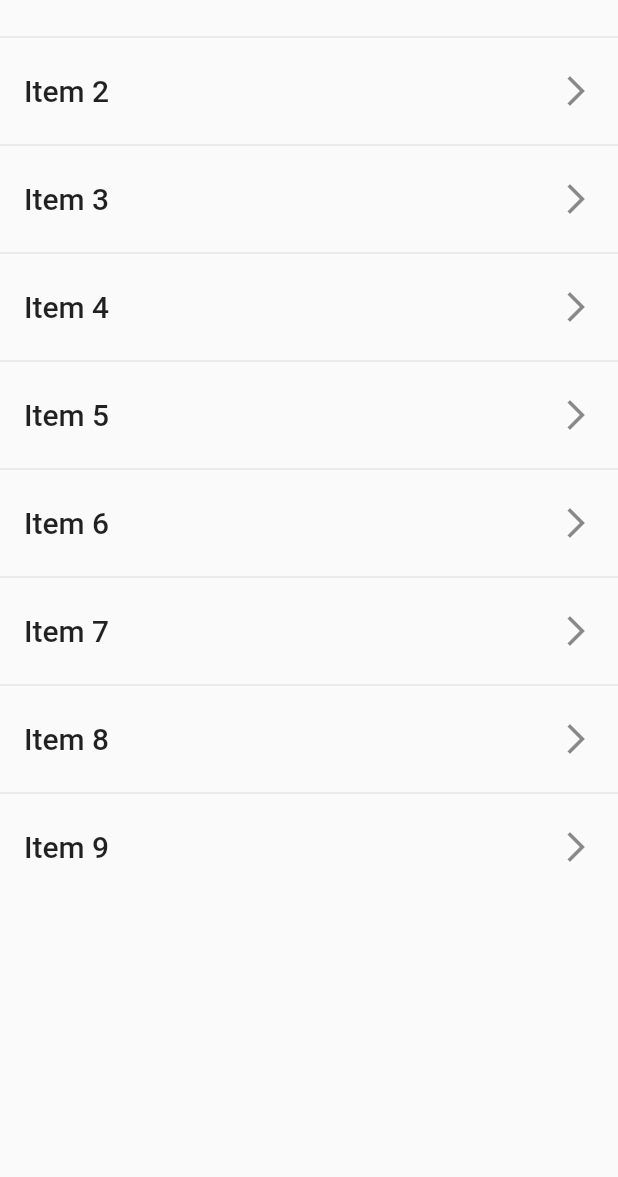
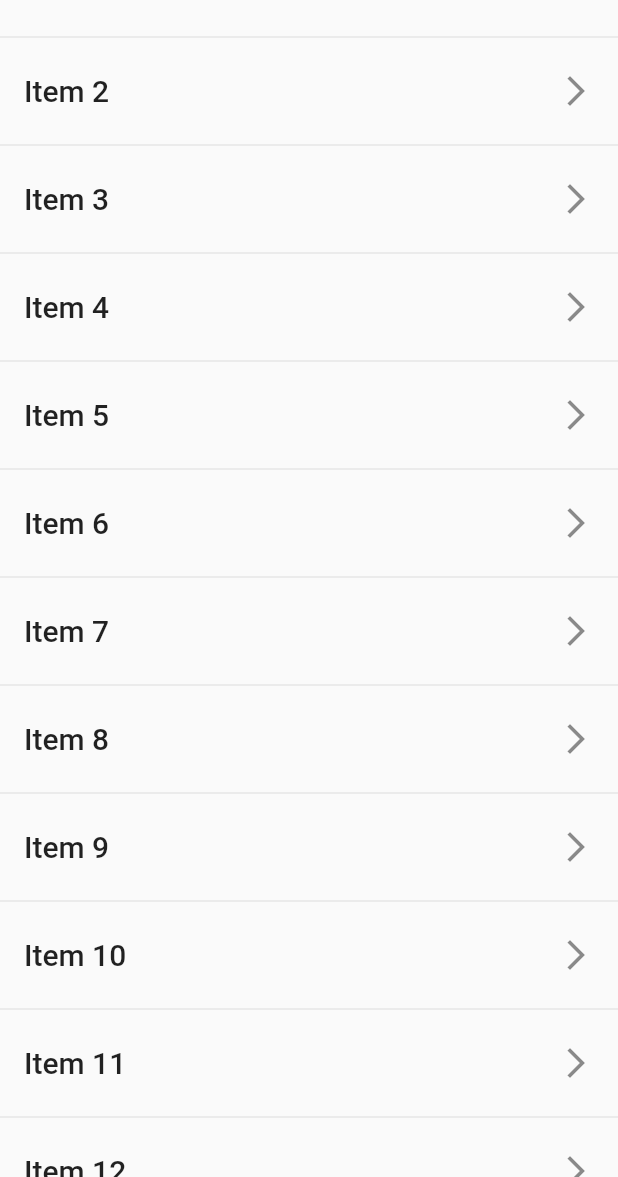
Before and after one commit to RShpd/master_detail_layouts, a Flutter app: the screen it shows after launch, on a phone screen of 412 x 824 dp, the part 59-1236 px from its top. Run offline on Flutter 3.47's test engine with Material 2 defaults, Android fonts, the light colour scheme and no system bars.

Commit message:
Update mock data

```diff
--- a/lib/mock_data/item_list.dart
+++ b/lib/mock_data/item_list.dart
@@ -10,4 +10,9 @@ const List<Item> kItemList = [
   Item('Item 7', r"It is a long established fact that a reader will be distracted by the readable content of Item 7 when looking at its layout. The point of using Lorem Ipsum is that it has a more-or-less normal distribution of letters, as opposed to using Content here, content here, making it look like readable English. Many desktop publishing packages and web page editors now use Lorem Ipsum as their default model text, and a search for 'lorem ipsum' will uncover many web sites still in their infancy. Various versions have evolved over the years, sometimes by accident, sometimes on purpose (injected humour and the like)."),
   Item('Item 8', r"It is a long established fact that a reader will be distracted by the readable content of Item 8 when looking at its layout. The point of using Lorem Ipsum is that it has a more-or-less normal distribution of letters, as opposed to using Content here, content here, making it look like readable English. Many desktop publishing packages and web page editors now use Lorem Ipsum as their default model text, and a search for 'lorem ipsum' will uncover many web sites still in their infancy. Various versions have evolved over the years, sometimes by accident, sometimes on purpose (injected humour and the like)."),
   Item('Item 9', r"It is a long established fact that a reader will be distracted by the readable content of Item 9 when looking at its layout. The point of using Lorem Ipsum is that it has a more-or-less normal distribution of letters, as opposed to using Content here, content here, making it look like readable English. Many desktop publishing packages and web page editors now use Lorem Ipsum as their default model text, and a search for 'lorem ipsum' will uncover many web sites still in their infancy. Various versions have evolved over the years, sometimes by accident, sometimes on purpose (injected humour and the like)."),
+  Item('Item 10', r"It is a long established fact that a reader will be distracted by the readable content of Item 10 when looking at its layout. The point of using Lorem Ipsum is that it has a more-or-less normal distribution of letters, as opposed to using Content here, content here, making it look like readable English. Many desktop publishing packages and web page editors now use Lorem Ipsum as their default model text, and a search for 'lorem ipsum' will uncover many web sites still in their infancy. Various versions have evolved over the years, sometimes by accident, sometimes on purpose (injected humour and the like)."),
+  Item('Item 11', r"It is a long established fact that a reader will be distracted by the readable content of Item 11 when looking at its layout. The point of using Lorem Ipsum is that it has a more-or-less normal distribution of letters, as opposed to using Content here, content here, making it look like readable English. Many desktop publishing packages and web page editors now use Lorem Ipsum as their default model text, and a search for 'lorem ipsum' will uncover many web sites still in their infancy. Various versions have evolved over the years, sometimes by accident, sometimes on purpose (injected humour and the like)."),
+  Item('Item 12', r"It is a long established fact that a reader will be distracted by the readable content of Item 12 when looking at its layout. The point of using Lorem Ipsum is that it has a more-or-less normal distribution of letters, as opposed to using Content here, content here, making it look like readable English. Many desktop publishing packages and web page editors now use Lorem Ipsum as their default model text, and a search for 'lorem ipsum' will uncover many web sites still in their infancy. Various versions have evolved over the years, sometimes by accident, sometimes on purpose (injected humour and the like)."),
+  Item('Item 13', r"It is a long established fact that a reader will be distracted by the readable content of Item 13 when looking at its layout. The point of using Lorem Ipsum is that it has a more-or-less normal distribution of letters, as opposed to using Content here, content here, making it look like readable English. Many desktop publishing packages and web page editors now use Lorem Ipsum as their default model text, and a search for 'lorem ipsum' will uncover many web sites still in their infancy. Various versions have evolved over the years, sometimes by accident, sometimes on purpose (injected humour and the like)."),
+  Item('Item 14', r"It is a long established fact that a reader will be distracted by the readable content of Item 14 when looking at its layout. The point of using Lorem Ipsum is that it has a more-or-less normal distribution of letters, as opposed to using Content here, content here, making it look like readable English. Many desktop publishing packages and web page editors now use Lorem Ipsum as their default model text, and a search for 'lorem ipsum' will uncover many web sites still in their infancy. Various versions have evolved over the years, sometimes by accident, sometimes on purpose (injected humour and the like)."),
 ];
```
